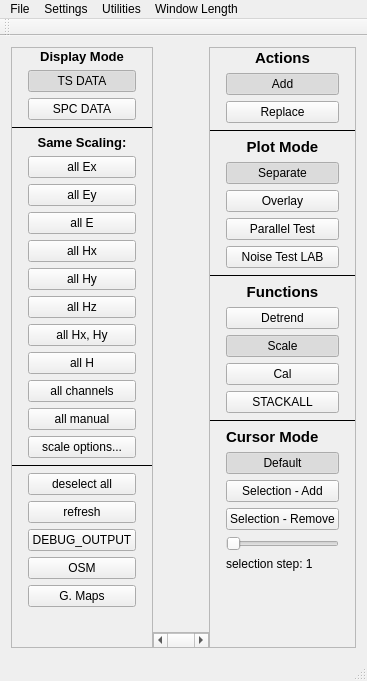
This is pmt_gui/tsplotter/tsplotter.ui in bfrmtx/procmt_2021 as Qt 5 draws it before an edit. The edited form follows.
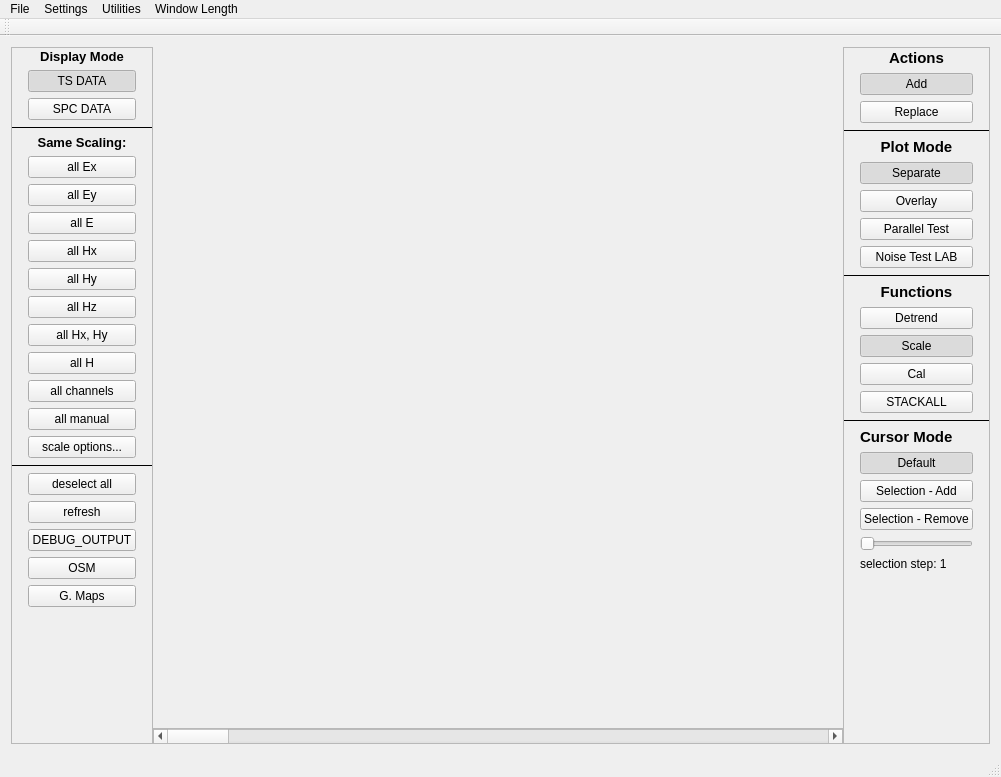
This is the edited form.

```diff
--- a/pmt_gui/tsplotter/tsplotter.ui
+++ b/pmt_gui/tsplotter/tsplotter.ui
@@ -2,6 +2,26 @@
 <ui version="4.0">
  <class>tsplotter</class>
  <widget class="QMainWindow" name="tsplotter">
+  <property name="geometry">
+   <rect>
+    <x>0</x>
+    <y>0</y>
+    <width>1001</width>
+    <height>777</height>
+   </rect>
+  </property>
+  <property name="sizePolicy">
+   <sizepolicy hsizetype="Preferred" vsizetype="Preferred">
+    <horstretch>0</horstretch>
+    <verstretch>0</verstretch>
+   </sizepolicy>
+  </property>
+  <property name="maximumSize">
+   <size>
+    <width>16777215</width>
+    <height>16777215</height>
+   </size>
+  </property>
   <property name="acceptDrops">
    <bool>true</bool>
   </property>
@@ -767,8 +787,8 @@
     <rect>
      <x>0</x>
      <y>0</y>
-     <width>1061</width>
-     <height>38</height>
+     <width>1001</width>
+     <height>22</height>
     </rect>
    </property>
    <widget class="QMenu" name="menu_file">
```
Left out of the diff: 2 changed lines with no effect on the pictures.
